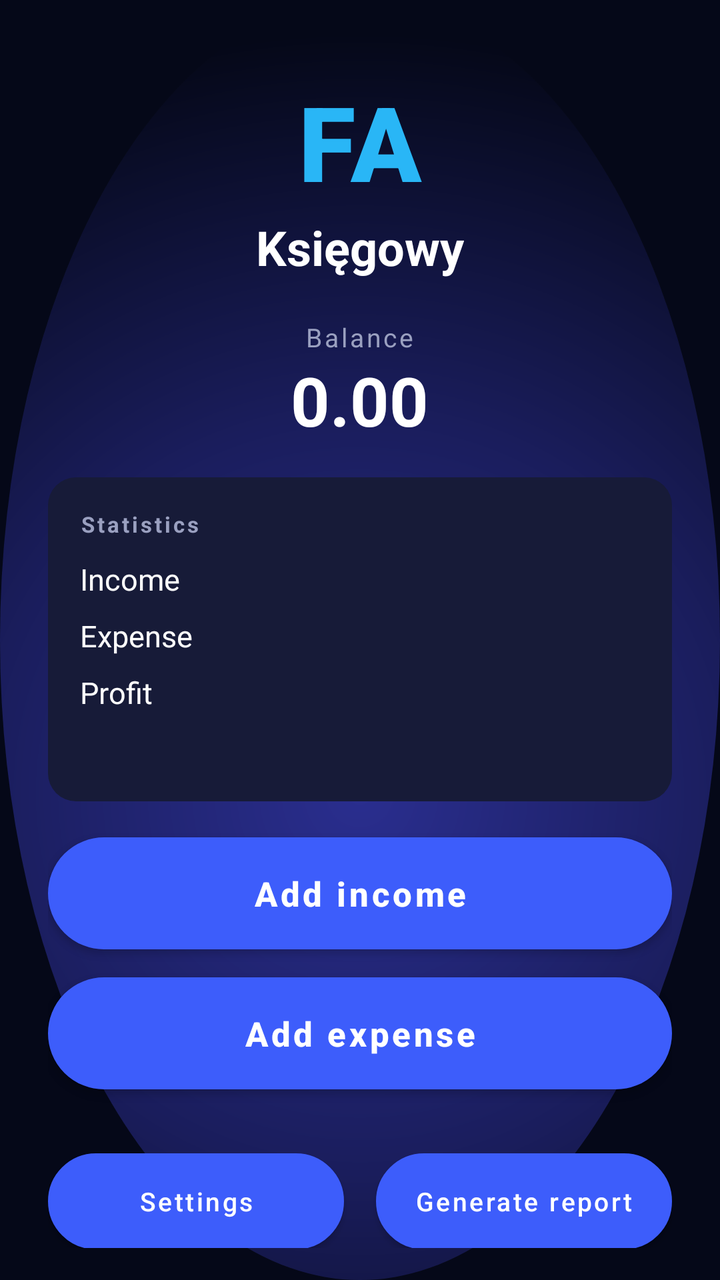
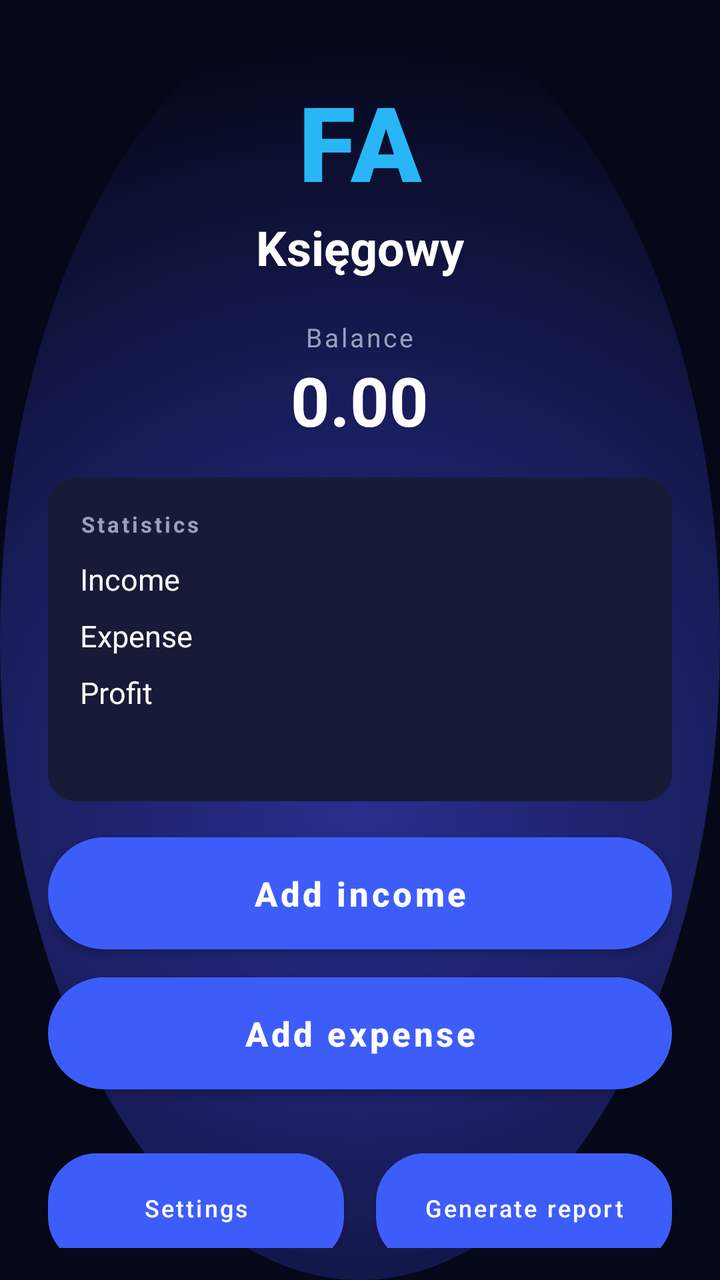

An Android layout rendered at two revisions. The XML below is the earlier revision; the diff shows what the commit changed to produce the second picture.
<!-- AndroidManifest.xml: application theme Theme.FA -->
<!-- res/layout/activity_mine.xml -->
<?xml version="1.0" encoding="utf-8"?>
<LinearLayout xmlns:android="http://schemas.android.com/apk/res/android"
    android:orientation="vertical"
    android:layout_width="match_parent"
    android:layout_height="match_parent"
    android:paddingStart="24dp"
    android:paddingEnd="24dp"
    android:paddingTop="36dp"
    android:paddingBottom="16dp">

    <TextView
        android:layout_width="wrap_content"
        android:layout_height="wrap_content"
        android:layout_gravity="center_horizontal"
        android:text="FA"
        android:textColor="@color/accent_cyan"
        android:textSize="52sp"
        android:textStyle="bold"
        android:fontFamily="sans-serif-black"
        android:letterSpacing="0.05"/>

    <TextView
        android:layout_width="wrap_content"
        android:layout_height="wrap_content"
        android:layout_gravity="center_horizontal"
        android:layout_marginTop="2dp"
        android:layout_marginBottom="20dp"
        android:text="@string/app_subtitle"
        android:textColor="@color/text_primary"
        android:textSize="24sp"
        android:textStyle="bold"/>

    <TextView
        android:layout_width="wrap_content"
        android:layout_height="wrap_content"
        android:layout_gravity="center_horizontal"
        android:text="@string/balance"
        android:textColor="@color/text_secondary"
        android:textSize="13sp"
        android:letterSpacing="0.1"/>

    <TextView
        android:id="@+id/tv_balance"
        android:layout_width="wrap_content"
        android:layout_height="wrap_content"
        android:layout_gravity="center_horizontal"
        android:layout_marginBottom="16dp"
        android:text="0.00"
        android:textColor="@color/text_primary"
        android:textSize="34sp"
        android:textStyle="bold"/>

    <LinearLayout
        android:layout_width="match_parent"
        android:layout_height="wrap_content"
        android:orientation="vertical"
        android:background="@drawable/card_bg"
        android:padding="16dp"
        android:layout_marginBottom="18dp">

        <TextView
            android:layout_width="match_parent"
            android:layout_height="wrap_content"
            android:text="@string/statistics"
            android:textColor="@color/text_secondary"
            android:textSize="11sp"
            android:textStyle="bold"
            android:letterSpacing="0.12"
            android:layout_marginBottom="10dp"/>

        <LinearLayout android:layout_width="match_parent" android:layout_height="wrap_content"
            android:orientation="horizontal" android:layout_marginBottom="8dp">
            <TextView android:layout_width="0dp" android:layout_height="wrap_content" android:layout_weight="1"
                android:text="@string/stat_income" android:textColor="@color/text_primary" android:textSize="15sp"/>
            <TextView android:id="@+id/tv_stat_income" android:layout_width="wrap_content" android:layout_height="wrap_content"
                android:textColor="@color/income_green" android:textSize="15sp" android:textStyle="bold"/>
        </LinearLayout>

        <LinearLayout android:layout_width="match_parent" android:layout_height="wrap_content"
            android:orientation="horizontal" android:layout_marginBottom="8dp">
            <TextView android:layout_width="0dp" android:layout_height="wrap_content" android:layout_weight="1"
                android:text="@string/stat_expense" android:textColor="@color/text_primary" android:textSize="15sp"/>
            <TextView android:id="@+id/tv_stat_expense" android:layout_width="wrap_content" android:layout_height="wrap_content"
                android:textColor="@color/expense_red" android:textSize="15sp" android:textStyle="bold"/>
        </LinearLayout>

        <LinearLayout android:layout_width="match_parent" android:layout_height="wrap_content"
            android:orientation="horizontal" android:layout_marginBottom="8dp">
            <TextView android:layout_width="0dp" android:layout_height="wrap_content" android:layout_weight="1"
                android:text="@string/stat_profit" android:textColor="@color/text_primary" android:textSize="15sp"/>
            <TextView android:id="@+id/tv_stat_profit" android:layout_width="wrap_content" android:layout_height="wrap_content"
                android:textColor="@color/accent_cyan" android:textSize="15sp" android:textStyle="bold"/>
        </LinearLayout>

        <LinearLayout android:layout_width="match_parent" android:layout_height="wrap_content"
            android:orientation="horizontal">
            <TextView android:id="@+id/tv_stat_tax_label" android:layout_width="0dp" android:layout_height="wrap_content" android:layout_weight="1"
                android:textColor="@color/text_secondary" android:textSize="15sp"/>
            <TextView android:id="@+id/tv_stat_tax" android:layout_width="wrap_content" android:layout_height="wrap_content"
                android:textColor="@color/text_secondary" android:textSize="15sp" android:textStyle="bold"/>
        </LinearLayout>

    </LinearLayout>

    <Button
        android:id="@+id/btn_add_income"
        android:layout_width="match_parent"
        android:layout_height="56dp"
        android:layout_marginBottom="14dp"
        android:background="@drawable/btn_pill_primary"
        android:text="@string/add_income"
        android:textAllCaps="false"
        android:textColor="@color/text_primary"
        android:textSize="17sp"
        android:textStyle="bold"
        android:elevation="4dp"/>

    <Button
        android:id="@+id/btn_add_expense"
        android:layout_width="match_parent"
        android:layout_height="56dp"
        android:layout_marginBottom="20dp"
        android:background="@drawable/btn_pill_primary"
        android:text="@string/add_expense"
        android:textAllCaps="false"
        android:textColor="@color/text_primary"
        android:textSize="17sp"
        android:textStyle="bold"
        android:elevation="4dp"/>

    <androidx.recyclerview.widget.RecyclerView
        android:id="@+id/rv_entries"
        android:layout_width="match_parent"
        android:layout_height="0dp"
        android:layout_weight="1"
        android:clipToPadding="false"/>

    <LinearLayout
        android:layout_width="match_parent"
        android:layout_height="wrap_content"
        android:orientation="horizontal"
        android:layout_marginTop="12dp"
        android:weightSum="2">

        <Button
            android:id="@+id/btn_settings"
            android:layout_width="0dp"
            android:layout_height="wrap_content"
            android:minHeight="48dp"
            android:layout_weight="1"
            android:layout_marginEnd="8dp"
            android:background="@drawable/btn_pill_outline"
            android:text="@string/settings"
            android:textAllCaps="false"
            android:textColor="@color/text_primary"
            android:textSize="13sp"
            android:maxLines="2"
            android:autoSizeTextType="uniform"
            android:autoSizeMinTextSize="9sp"
            android:autoSizeMaxTextSize="13sp"
            android:paddingTop="6dp"
            android:paddingBottom="6dp"
            android:paddingStart="6dp"
            android:paddingEnd="6dp"/>

        <Button
            android:id="@+id/btn_reports"
            android:layout_width="0dp"
            android:layout_height="wrap_content"
            android:minHeight="48dp"
            android:layout_weight="1"
            android:layout_marginStart="8dp"
            android:background="@drawable/btn_pill_outline"
            android:text="@string/generate_report"
            android:textAllCaps="false"
            android:textColor="@color/text_primary"
            android:textSize="13sp"
            android:maxLines="2"
            android:autoSizeTextType="uniform"
            android:autoSizeMinTextSize="9sp"
            android:autoSizeMaxTextSize="13sp"
            android:paddingTop="6dp"
            android:paddingBottom="6dp"
            android:paddingStart="6dp"
            android:paddingEnd="6dp"/>

    </LinearLayout>

</LinearLayout>
<!-- resources referenced by this layout -->
<resources>
  <color name="accent_cyan">#29B6F6</color>
  <color name="expense_red">#FF5B5B</color>
  <color name="income_green">#4CD964</color>
  <color name="text_primary">#FFFFFF</color>
  <color name="text_secondary">#9AA0C0</color>
  <!-- drawable btn_pill_outline (drawable) -->
  <?xml version="1.0" encoding="utf-8"?>
  <shape xmlns:android="http://schemas.android.com/apk/res/android" android:shape="rectangle">
      <corners android:radius="24dp" />
      <solid android:color="#1B2050" />
      <stroke android:width="1dp" android:color="#3A4090" />
  </shape>
  <!-- drawable btn_pill_primary (drawable) -->
  <?xml version="1.0" encoding="utf-8"?>
  <shape xmlns:android="http://schemas.android.com/apk/res/android" android:shape="rectangle">
      <corners android:radius="32dp" />
      <gradient
          android:angle="90"
          android:startColor="@color/accent_blue_light"
          android:centerColor="#2246D6"
          android:endColor="@color/accent_blue_dark" />
      <stroke android:width="1dp" android:color="#4D79FF" />
  </shape>
  <!-- drawable card_bg (drawable) -->
  <?xml version="1.0" encoding="utf-8"?>
  <shape xmlns:android="http://schemas.android.com/apk/res/android" android:shape="rectangle">
      <corners android:radius="14dp" />
      <solid android:color="@color/card_bg_light" />
  </shape>
  <string name="add_expense">Add expense</string>
  <string name="add_income">Add income</string>
  <string name="app_subtitle">Księgowy</string>
  <string name="balance">Balance</string>
  <string name="generate_report">Generate report</string>
  <string name="settings">Settings</string>
  <string name="stat_expense">Expense</string>
  <string name="stat_income">Income</string>
  <string name="stat_profit">Profit</string>
  <string name="statistics">Statistics</string>
  <style name="Theme.FA" parent="Theme.MaterialComponents.DayNight.NoActionBar">
          <item name="colorPrimary">@color/accent_blue_light</item>
          <item name="colorPrimaryVariant">@color/accent_blue_dark</item>
          <item name="colorOnPrimary">@color/text_primary</item>
          <item name="colorSecondary">@color/accent_cyan</item>
          <item name="colorSecondaryVariant">@color/accent_blue_dark</item>
          <item name="colorOnSecondary">@color/text_primary</item>
          <item name="android:statusBarColor">@color/bg_top</item>
          <item name="android:windowBackground">@drawable/bg_gradient</item>
          <item name="android:textColorPrimary">@color/text_primary</item>
          <item name="android:textColorHint">@color/text_hint</item>
      </style>
  <color name="accent_blue_light">#3D5DFB</color>
  <color name="accent_blue_dark">#1230A8</color>
  <color name="card_bg_light">#171B38</color>
  <color name="bg_top">#050818</color>
  <!-- drawable bg_gradient (drawable) -->
  <?xml version="1.0" encoding="utf-8"?>
  <layer-list xmlns:android="http://schemas.android.com/apk/res/android">
      <item>
          <shape android:shape="rectangle">
              <solid android:color="@color/bg_top" />
          </shape>
      </item>
      <item>
          <shape android:shape="oval">
              <gradient
                  android:type="radial"
                  android:gradientRadius="380dp"
                  android:centerX="0.5"
                  android:centerY="0.62"
                  android:startColor="@color/bg_glow"
                  android:centerColor="#1A1D5C"
                  android:endColor="@color/bg_top" />
          </shape>
      </item>
  </layer-list>
  <color name="text_hint">#6B7094</color>
  <color name="bg_glow">#2A2E8F</color>
</resources>

<!-- the commit's change to res/layout/activity_mine.xml (unified diff, before → after) -->
@@ -146,20 +146,18 @@
             android:id="@+id/btn_settings"
             android:layout_width="0dp"
             android:layout_height="wrap_content"
-            android:minHeight="48dp"
+            android:minHeight="56dp"
             android:layout_weight="1"
             android:layout_marginEnd="8dp"
             android:background="@drawable/btn_pill_outline"
             android:text="@string/settings"
             android:textAllCaps="false"
             android:textColor="@color/text_primary"
-            android:textSize="13sp"
+            android:textSize="12sp"
             android:maxLines="2"
-            android:autoSizeTextType="uniform"
-            android:autoSizeMinTextSize="9sp"
-            android:autoSizeMaxTextSize="13sp"
-            android:paddingTop="6dp"
-            android:paddingBottom="6dp"
+            android:includeFontPadding="false"
+            android:paddingTop="8dp"
+            android:paddingBottom="8dp"
             android:paddingStart="6dp"
             android:paddingEnd="6dp"/>
 
@@ -167,20 +165,18 @@
             android:id="@+id/btn_reports"
             android:layout_width="0dp"
             android:layout_height="wrap_content"
-            android:minHeight="48dp"
+            android:minHeight="56dp"
             android:layout_weight="1"
             android:layout_marginStart="8dp"
             android:background="@drawable/btn_pill_outline"
             android:text="@string/generate_report"
             android:textAllCaps="false"
             android:textColor="@color/text_primary"
-            android:textSize="13sp"
+            android:textSize="12sp"
             android:maxLines="2"
-            android:autoSizeTextType="uniform"
-            android:autoSizeMinTextSize="9sp"
-            android:autoSizeMaxTextSize="13sp"
-            android:paddingTop="6dp"
-            android:paddingBottom="6dp"
+            android:includeFontPadding="false"
+            android:paddingTop="8dp"
+            android:paddingBottom="8dp"
             android:paddingStart="6dp"
             android:paddingEnd="6dp"/>
 
